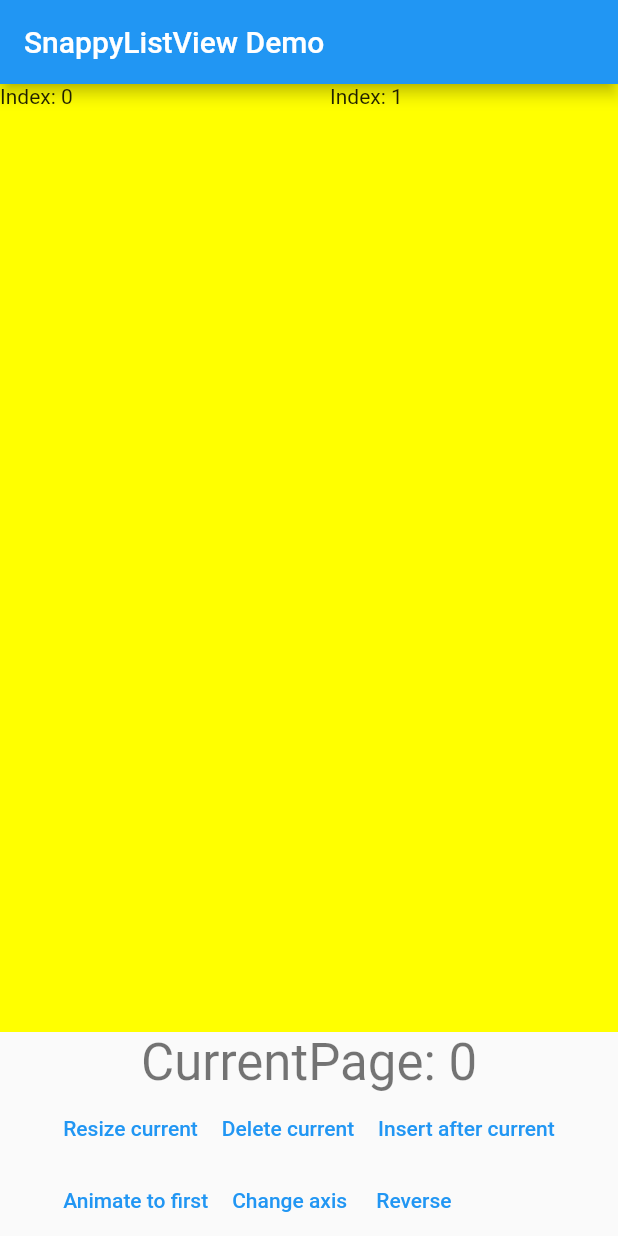
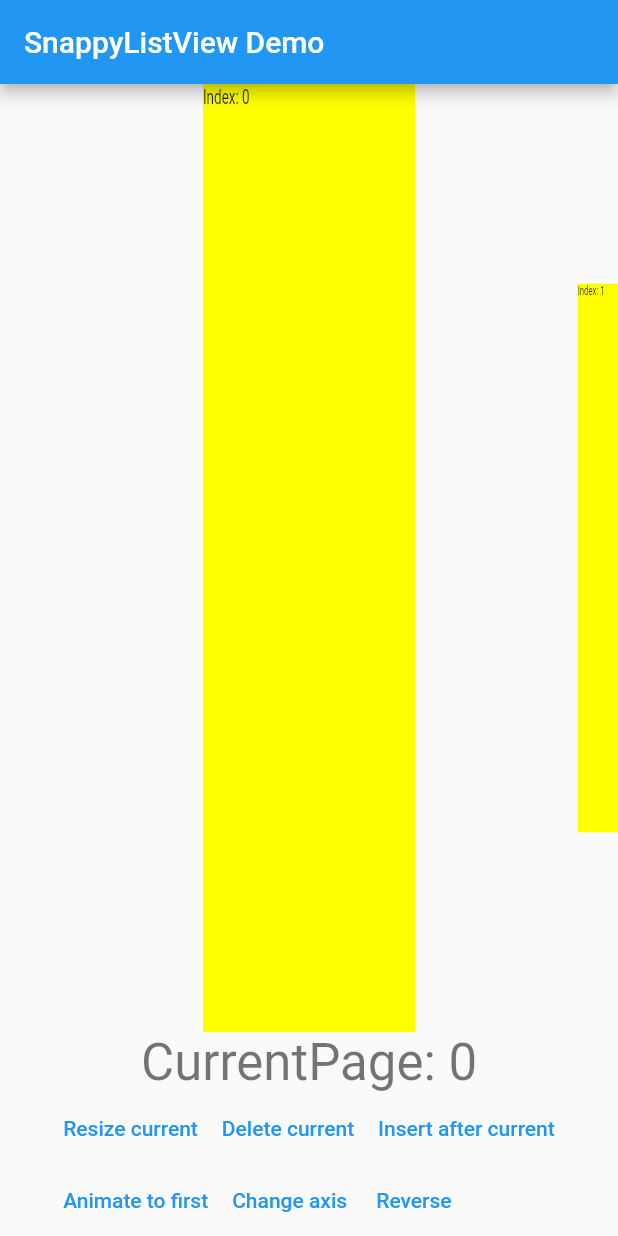
Before and after one commit to polarby/snappy_list_view, a Flutter app: the screen it shows after launch, on a phone screen of 412 x 824 dp. Run offline on Flutter 3.47's test engine with Material 2 defaults, Android fonts, the phone set to English and light mode, and no system bars; drawn by our look-alikes of scrollable_positioned_list; missing offline and left inert: matrix4_transform.

Commit message:
added ListVisualisation.carousel and ListVisualisation.perspective, doc added

```diff
--- a/example/lib/main.dart
+++ b/example/lib/main.dart
@@ -64,13 +64,13 @@ class _MyHomePageState extends State<MyHomePage> {
               reverse: reverse,
               controller: controller,
               itemCount: yourContentList.length,
-              itemSnapping: true,
+              //itemSnapping: true,
               physics: const CustomPageViewScrollPhysics(),
               overscrollPhysics:
                   const PageOverscrollPhysics(velocityPerOverscroll: 1200),
-              snapAlignment: SnapAlignment.moveAcross(),
-              snapOnItemAlignment: SnapAlignment.moveAcross(),
-              //visualisation: ListVisualisation.enlargement(),
+              //snapAlignment: SnapAlignment.moveAcross(),
+              //snapOnItemAlignment: SnapAlignment.moveAcross(),
+              visualisation: ListVisualisation.perspective(),
               itemBuilder: (context, index) {
                 final currentSnappyWidget = yourContentList.elementAt(index);
                 return Container(
--- a/lib/src/list_visualisation.dart
+++ b/lib/src/list_visualisation.dart
@@ -6,6 +6,7 @@ import 'package:snappy_list_view/snappy_list_view.dart';
 
 import 'service/list_visualisationHelper.dart';
 
+///Gives a [SnappyListView] different visualisation methods.
 class ListVisualisation {
   final ListVisualisationParameters Function(VisualisationItem item)
       _parameters;
@@ -13,6 +14,7 @@ class ListVisualisation {
   ListVisualisationParameters apply(VisualisationItem item) =>
       _parameters(item);
 
+  ///Displays all items like a normal list.
   ListVisualisation.normal()
       : _parameters = ((item) => const ListVisualisationParameters());
 
@@ -73,11 +75,66 @@ class ListVisualisation {
           );
         });
 
-/*
-  TODO: const ListVisualisation.carousel([bool display3D = false]);
+  ///Displays items in an [SnappyListView] like a carousel.
+  ///The intensity of depth perception can be configured with [scalePerUnit]
+  ///and the perception of rotation with [wheelPixelRadius] (radius of the
+  ///3d carousel)
+  ListVisualisation.carousel({
+    double scalePerUnit = 400,
+    double wheelPixelRadius = 400,
+  }) : _parameters = ((item) {
+          double scale = 1;
+          double sizeChange = 0;
+          if (item.isInBuilderSizes) {
+            final degrees = 360 /
+                ((2 * pi * wheelPixelRadius) / item.distanceToCurrentPage!);
+            final depth =
+                wheelPixelRadius - cos(degrees * (pi / 180)) * wheelPixelRadius;
+            scale = (1 - depth / scalePerUnit).clamp(0, 1);
+            sizeChange = (1 - scale) * item.orthogonalScrollDirectionSize;
+          }
+          return ListVisualisationParameters(
+            transform: Matrix4Transform()
+                .scale(scale)
+                .translate(
+                  x: item.axis == Axis.vertical ? sizeChange / 2 : 0,
+                  y: item.axis == Axis.horizontal ? sizeChange / 2 : 0,
+                )
+                .matrix4,
+            curve: Curves.linear,
+            duration: const Duration(milliseconds: 0),
+          );
+        });
 
-  TODO: const ListVisualisation.perspective(AxisDirection axis);
- */
+  ///Displays items in an [SnappyListView] with a perception perspective.
+  ///The parameters [rotation] configures how intense the depth perception is
+  ///supposed to be. If the [rotation] is bigger than 0 the perspective is
+  ///shown on the right and if its lower than 0 perspective is on the left side.
+  ///If [rotation] equals 0, no change to the list will be applied.
+  ///The intensity of depth perception can be configured with [scalePerUnit]
+  ListVisualisation.perspective({
+    double rotation = 50,
+    double scalePerUnit = 400,
+    bool warp3d = true,
+  })  : assert(rotation.abs() <= 90),
+        _parameters = ((item) {
+          double scale = 1;
+          if (item.isInBuilderSizes) {
+            final depth =
+                cos((90 - rotation) * (pi / 180)) * item.distanceToCurrentPage!;
+            scale = 1 - depth / scalePerUnit;
+          }
+          return ListVisualisationParameters(
+            transform: Matrix4.rotationY(warp3d ? rotation * (pi / 180) : 0)
+              ..scale(scale),
+            curve: Curves.linear,
+            transformAlignment: Alignment.center,
+            duration: const Duration(milliseconds: 0),
+          );
+        });
 
+  /// Create you own custom visualisation behavior.
+  /// Note: It is appreciated to create a pull request to add your
+  /// behavior to the package.
   ListVisualisation.custom(this._parameters);
 }
--- a/lib/src/main.dart
+++ b/lib/src/main.dart
@@ -4,7 +4,6 @@ import 'package:snappy_list_view/src/service/item_size.dart';
 import 'package:snappy_list_view/src/service/list_visualisationHelper.dart';
 import 'package:snappy_list_view/src/service/multi_hit_stack.dart';
 import 'package:snappy_list_view/src/service/snap_alignment_helper.dart';
-import 'package:snappy_list_view/src/snap_alignment.dart';
 
 import '../snappy_list_view.dart';
 import 'service/messure_widget.dart';
--- a/lib/src/service/item_size.dart
+++ b/lib/src/service/item_size.dart
@@ -1,4 +1,3 @@
-
 class ItemSize {
   final int index;
   final double size;
--- a/lib/src/service/messure_widget.dart
+++ b/lib/src/service/messure_widget.dart
@@ -1,6 +1,5 @@
 import 'package:flutter/material.dart';
 import 'package:flutter/rendering.dart';
-
 
 typedef OnWidgetSizeChange = void Function(Size size);
 
--- a/lib/src/service/multi_hit_stack.dart
+++ b/lib/src/service/multi_hit_stack.dart
@@ -25,7 +25,8 @@ class MultiHitStack extends Stack {
   }
 
   @override
-  void updateRenderObject(BuildContext context, RenderMultiHitStack renderObject) {
+  void updateRenderObject(
+      BuildContext context, RenderMultiHitStack renderObject) {
     renderObject
       ..alignment = alignment
       ..textDirection = textDirection ?? Directionality.maybeOf(context)
@@ -52,7 +53,8 @@ class RenderMultiHitStack extends RenderStack {
     RenderBox? child = lastChild;
     while (child != null) {
       // The x, y parameters have the top left of the node's box as the origin.
-      final StackParentData childParentData = child.parentData! as StackParentData;
+      final StackParentData childParentData =
+          child.parentData! as StackParentData;
       final bool isHit = result.addWithPaintOffset(
         offset: childParentData.offset,
         position: position,
--- a/lib/src/service/snap_alignment_helper.dart
+++ b/lib/src/service/snap_alignment_helper.dart
@@ -1,4 +1,3 @@
-
 class SnapAlignmentItem {
   final int itemIndex;
   final double currentPage;
@@ -14,9 +13,7 @@ class SnapAlignmentItem {
 
   bool get isCurrent => pageDifference.abs() <= 0.5;
 
-
   double get pageDifference => itemIndex - currentPage;
 
   bool get isTrailing => pageDifference < 0;
-
 }
--- a/lib/src/snap_alignment.dart
+++ b/lib/src/snap_alignment.dart
@@ -6,6 +6,7 @@ import 'package:snappy_list_view/src/service/snap_alignment_helper.dart';
 class SnapAlignment {
   final double Function(SnapAlignmentItem item) _parameters;
 
+  ///Returns a double of where the current snap point is supposed to be
   double apply(SnapAlignmentItem item) => _parameters(item);
 
   ///Creates a static non-changing snap point at given position.
--- a/pubspec.yaml
+++ b/pubspec.yaml
@@ -1,6 +1,6 @@
 name: snappy_list_view
 description: Add snap to your ListView, while supporting dynamic item sizes.
-version: 0.0.4
+version: 0.0.5
 homepage: https://github.com/polarby/snappy_list_view
 
 environment:
```
Also changed, not shown: example/pubspec.lock, 2 other files.
